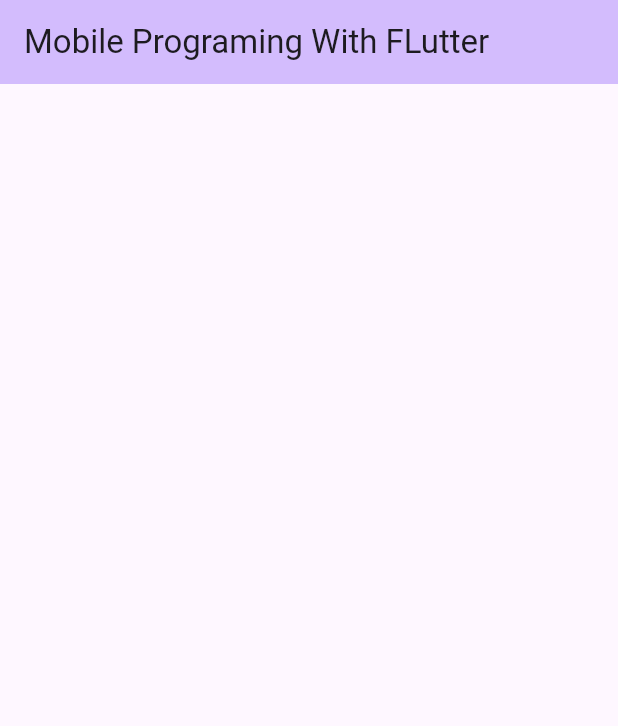
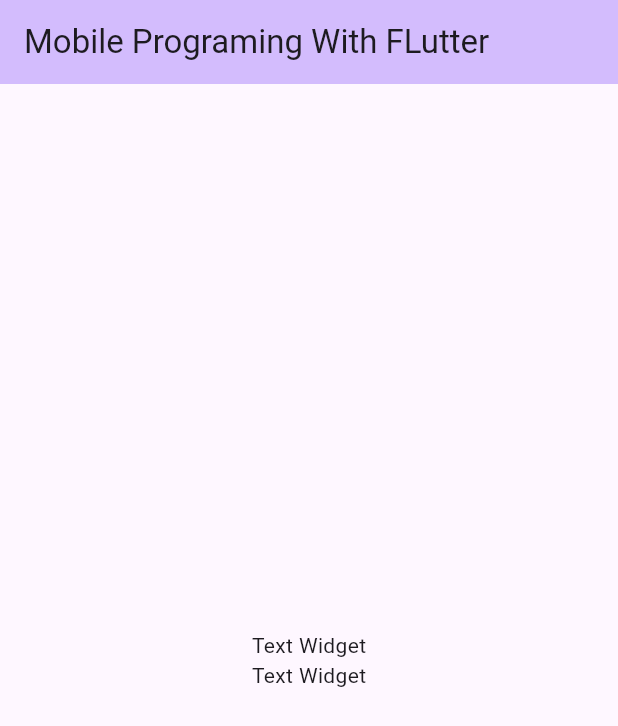
Before and after one commit to Ge2C/mobile_programing_with_flutter, a Flutter app: the screen it shows after launch, on a phone screen of 412 x 824 dp. Shown: the top 726 px of the screen. Run offline on Flutter 3.47's test engine with Material 3 defaults, Android fonts, the phone set to English and light mode, and no system bars.

Commit message:
Membuat Widget Text

```diff
--- a/lib/main.dart
+++ b/lib/main.dart
@@ -38,10 +38,12 @@ class _MyHomePageState extends State<MyHomePage> {
         backgroundColor: Theme.of(context).colorScheme.inversePrimary,
         title: Text(widget.title),
       ),
-      body: Center(
+      body: const Center(
         child: Column(
           mainAxisAlignment: MainAxisAlignment.center,
-          children: <Widget>[],
+          children: <Widget>[
+            Text('Text Widget'),
+            Text('Text Widget')],
         ),
       ), // This trailing comma makes auto-formatting nicer for build methods.
     );
```
